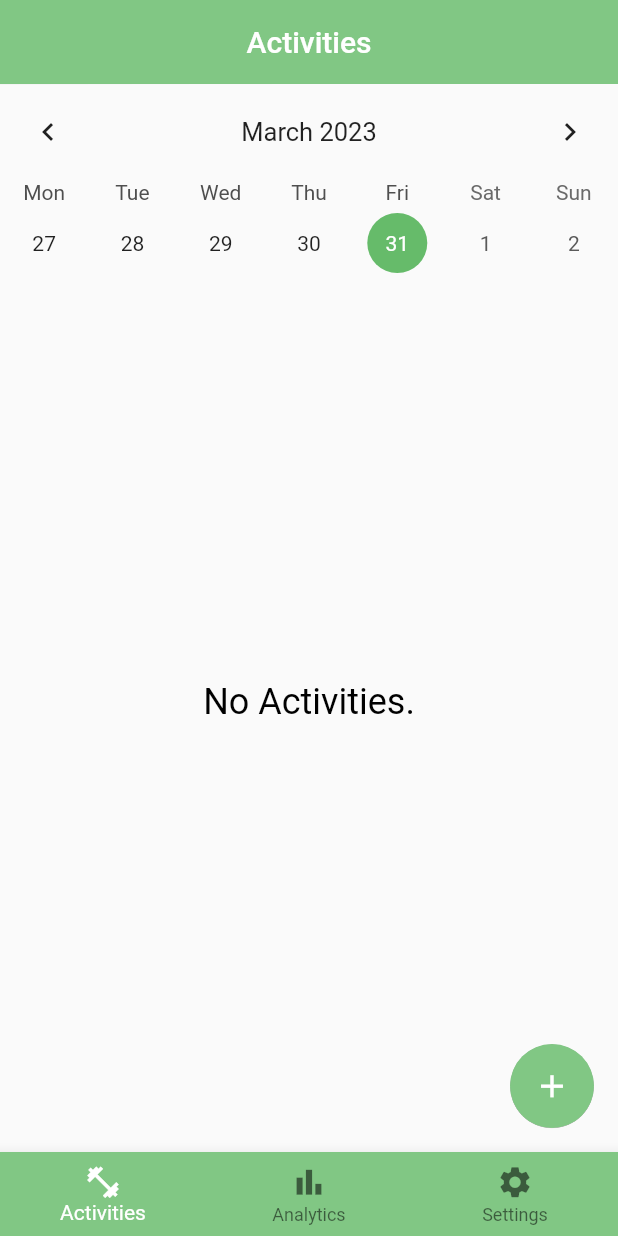
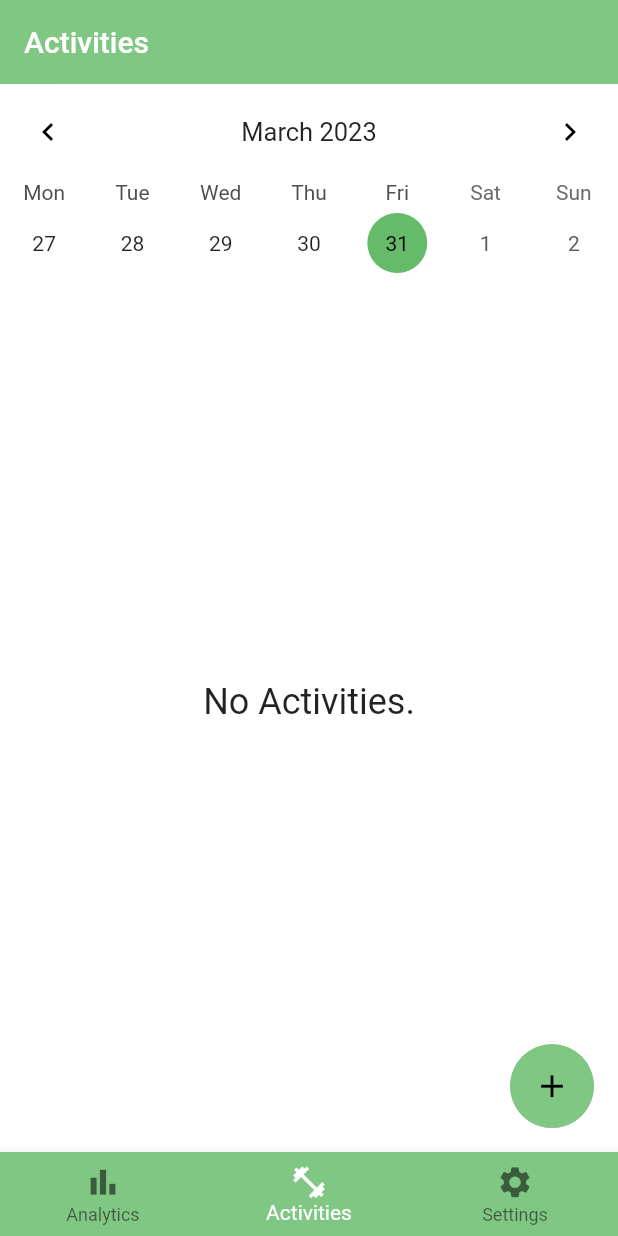
Before and after one commit to mr-jw/fitness-journal-mobile-app, a Flutter app: the screen it shows after launch, on a phone screen of 412 x 824 dp. Run offline on Flutter 3.47's test engine with Material 2 defaults, Android fonts, the phone set to English and light mode, and no system bars; drawn by our look-alikes of table_calendar; our stand-ins replace audioplayers, fl_chart, flutter_rating_bar, permission_handler, settings_ui, sqflite; missing offline and left inert: flutter_sound_lite, google_speech; accounts and stored records are empty; project files that could hold a hidden picture were left out.

Commit message:
Feedback Features + Improvements 0.1

```diff
--- a/lib/main.dart
+++ b/lib/main.dart
@@ -1,6 +1,9 @@
+import 'package:fitness_tracker/themes/theme_provider.dart';
+import 'package:flutter/cupertino.dart';
 import 'package:flutter/material.dart';
 import 'package:fitness_tracker/pages/activities_page.dart';
 import 'package:fitness_tracker/api/text_editor_controller.dart';
+import 'package:provider/provider.dart';
 
 void main() {
   runApp(const MyApp());
@@ -24,22 +27,17 @@ class _MyAppState extends State<MyApp> {
   }
 
   @override
-  Widget build(BuildContext context) => MaterialApp(
-        debugShowCheckedModeBanner: false,
-        theme: ThemeData(
-            appBarTheme: AppBarTheme(
-              elevation: 0.1,
-              backgroundColor: Colors.green.shade300,
-              centerTitle: true,
-            ),
-            floatingActionButtonTheme: FloatingActionButtonThemeData(
-              elevation: 0.1,
-              backgroundColor: Colors.green.shade300,
-            ),
-            progressIndicatorTheme: ProgressIndicatorThemeData(
-              color: Colors.green.shade300,
-            )),
-        title: MyApp.title,
-        home: const ActivityPage(),
-      );
+  Widget build(BuildContext context) => ChangeNotifierProvider(
+      create: (context) => ThemeProvider(),
+      builder: (context, _) {
+        final themeProvider = Provider.of<ThemeProvider>(context);
+        return MaterialApp(
+          debugShowCheckedModeBanner: false,
+          themeMode: themeProvider.themeMode,
+          theme: AppTheme.lightTheme,
+          darkTheme: AppTheme.darkTheme,
+          title: MyApp.title,
+          home: const ActivityPage(),
+        );
+      });
 }
--- a/lib/pages/activities_page.dart
+++ b/lib/pages/activities_page.dart
@@ -5,8 +5,10 @@ import 'package:fitness_tracker/model/activity.dart';
 import 'package:fitness_tracker/db/activity_database.dart';
 import 'package:fitness_tracker/pages/edit_activity_page.dart';
 import 'package:fitness_tracker/pages/activity_detail_page.dart';
+import 'package:provider/provider.dart';
 import 'package:table_calendar/table_calendar.dart';
 
+import '../themes/theme_provider.dart';
 import 'analytics_page.dart';
 
 int getHashCode(DateTime key) {
@@ -31,18 +33,18 @@ class _ActivityPageState extends State<ActivityPage> {
 
   // page naivgation variables.
   static const List<Widget> _pages = <Widget>[
+    AnalyticsPage(),
     ActivityPage(),
-    AnalyticsPage(),
     SettingsPage(),
   ];
 
-  int _selectedIndex = 0;
+  int _selectedIndex = 1;
   void onItemTapped(int index) {
     setState(() {
       if (index == 0) {
+        _appBarTitle = "Analytics";
+      } else if (index == 1) {
         _appBarTitle = "Activities";
-      } else if (index == 1) {
-        _appBarTitle = "Analytics";
       } else {
         _appBarTitle = "Settings";
       }
@@ -55,7 +57,7 @@ class _ActivityPageState extends State<ActivityPage> {
   final CalendarFormat _calendarFormat = CalendarFormat.week;
   final RangeSelectionMode _rangeSelectionMode = RangeSelectionMode.disabled;
   DateTime _focusedDay = DateTime.now();
-  late DateTime _selectedDay = _focusedDay;
+  late DateTime _selectedDay = DateTime.now();
 
 // debug code.
   Future addActivity(String title, int day, int month, double mood) async {
@@ -138,6 +140,7 @@ class _ActivityPageState extends State<ActivityPage> {
   }
 
   Widget buildCalendar() {
+    final themeProvider = Provider.of<ThemeProvider>(context);
     return TableCalendar(
       focusedDay: _focusedDay,
       firstDay: DateTime.utc(2023),
@@ -157,16 +160,20 @@ class _ActivityPageState extends State<ActivityPage> {
         ),
         // Use `CalendarStyle` to customize the UI
         todayDecoration: BoxDecoration(
-          color: Colors.green.shade200,
+          color: themeProvider.isDarkTheme
+              ? Colors.amber.shade200
+              : Colors.green.shade200,
           shape: BoxShape.circle,
         ),
         // Use `CalendarStyle` to customize the UI
         selectedDecoration: BoxDecoration(
-          color: Colors.green.shade400,
+          color: themeProvider.isDarkTheme
+              ? Colors.amber.shade400
+              : Colors.green.shade400,
           shape: BoxShape.circle,
         ),
         selectedTextStyle: const TextStyle(
-          color: Colors.white,
+          color: Colors.black,
         ),
       ),
       onDaySelected: _onDaySelected,
@@ -187,7 +194,7 @@ class _ActivityPageState extends State<ActivityPage> {
                   ? const Center(
                       child: Text(
                         'No Activities.',
-                        style: TextStyle(color: Colors.black, fontSize: 24),
+                        style: TextStyle(fontSize: 24),
                       ),
                     )
                   : buildActivities(),
@@ -229,10 +236,11 @@ class _ActivityPageState extends State<ActivityPage> {
         appBar: AppBar(
           title: Text(_appBarTitle),
         ),
-        body: _selectedIndex != 0
+        body: _selectedIndex != 1
             ? _pages.elementAt(_selectedIndex)
             : activitiesPageContent(),
-        floatingActionButton: _selectedIndex != 0
+        floatingActionButton:
+            (_selectedIndex != 1) || (_selectedDay.day != DateTime.now().day)
                 ? null
                 : FloatingActionButton(
                     child: const Icon(
@@ -250,15 +258,14 @@ class _ActivityPageState extends State<ActivityPage> {
                   ),
         bottomNavigationBar: BottomNavigationBar(
           iconSize: 25,
-          backgroundColor: Colors.green.shade300,
           items: const <BottomNavigationBarItem>[
+            BottomNavigationBarItem(
+              icon: Icon(Icons.bar_chart),
+              label: 'Analytics',
+            ),
             BottomNavigationBarItem(
               icon: Icon(Icons.fitness_center),
               label: 'Activities',
-            ),
-            BottomNavigationBarItem(
-              icon: Icon(Icons.bar_chart),
-              label: 'Analytics',
             ),
             BottomNavigationBarItem(
               icon: Icon(Icons.settings),
@@ -266,7 +273,6 @@ class _ActivityPageState extends State<ActivityPage> {
             ),
           ],
           currentIndex: _selectedIndex,
-          selectedItemColor: Colors.white,
           onTap: onItemTapped,
         ),
       );
--- /dev/null
+++ b/lib/themes/theme_provider.dart
@@ -0,0 +1,76 @@
+import 'package:flutter/material.dart';
+
+class ThemeProvider extends ChangeNotifier {
+  ThemeMode themeMode = ThemeMode.light;
+
+  bool get isDarkTheme => themeMode == ThemeMode.dark;
+
+  void toggleTheme(bool darkModeOn) {
+    themeMode = darkModeOn ? ThemeMode.dark : ThemeMode.light;
+    notifyListeners();
+  }
+}
+
+class AppTheme {
+  static final darkTheme = ThemeData(
+    scaffoldBackgroundColor: Colors.black,
+    primaryColor: Colors.black,
+    colorScheme: ColorScheme.dark(
+      primary: Colors.amber.shade400,
+    ),
+    focusColor: Colors.green.shade300,
+    iconTheme: const IconThemeData(
+      color: Colors.white,
+    ),
+    listTileTheme: const ListTileThemeData(
+      iconColor: Colors.white,
+    ),
+    appBarTheme: const AppBarTheme(
+      elevation: 0.1,
+      backgroundColor: Colors.black,
+    ),
+    floatingActionButtonTheme: FloatingActionButtonThemeData(
+      elevation: 0.1,
+      backgroundColor: Colors.amber.shade400,
+    ),
+    progressIndicatorTheme: const ProgressIndicatorThemeData(
+      color: Colors.white,
+    ),
+    toggleButtonsTheme: ToggleButtonsThemeData(
+      color: Colors.amber.shade400,
+    ),
+    bottomNavigationBarTheme: const BottomNavigationBarThemeData(
+      backgroundColor: Colors.black,
+      selectedItemColor: Colors.white,
+    ),
+  );
+
+  static final lightTheme = ThemeData(
+    scaffoldBackgroundColor: Colors.white,
+    primaryColor: Colors.white,
+    colorScheme: ColorScheme.light(
+      primary: Colors.green.shade300,
+    ),
+    iconTheme: const IconThemeData(
+      color: Colors.black,
+    ),
+    listTileTheme: const ListTileThemeData(
+      iconColor: Colors.black,
+    ),
+    appBarTheme: AppBarTheme(
+      elevation: 0.1,
+      backgroundColor: Colors.green.shade300,
+    ),
+    floatingActionButtonTheme: FloatingActionButtonThemeData(
+      elevation: 0.1,
+      backgroundColor: Colors.green.shade300,
+    ),
+    progressIndicatorTheme: ProgressIndicatorThemeData(
+      color: Colors.green.shade300,
+    ),
+    bottomNavigationBarTheme: BottomNavigationBarThemeData(
+      backgroundColor: Colors.green.shade300,
+      selectedItemColor: Colors.white,
+    ),
+  );
+}
--- a/pubspec.yaml
+++ b/pubspec.yaml
@@ -18,9 +18,11 @@ dependencies:
   flutter_sound_lite: ^8.5.0
   audioplayers: ^3.0.1
   path_provider: ^2.0.13
+  provider: ^6.0.5
   table_calendar: ^3.0.9
   google_speech: ^2.1.2
   fl_chart: ^0.61.0
+  settings_ui: ^2.0.2
 
 dev_dependencies:
   flutter_test:
```
Also changed, not shown: lib/pages/activity_detail_page.dart (+21 -22 lines), lib/pages/analytics_page.dart (+9 -6 lines), lib/pages/settings_page.dart (+32 -2 lines), lib/widgets/activity_card_widget.dart (+11 -8 lines), lib/widgets/activity_form_widget.dart (+15 -10 lines), lib/widgets/line_chart_widget.dart (+4 -4 lines), assets/images/indicator-dark.png (added), assets/images/indicator-half-dark.png (added), assets/images/indicator-half-light.png (renamed from assets/images/indicator-half.png), assets/images/indicator-light.png (renamed from assets/images/indicator.png), pubspec.lock. Lines whose indentation alone changed are shown as unchanged.
